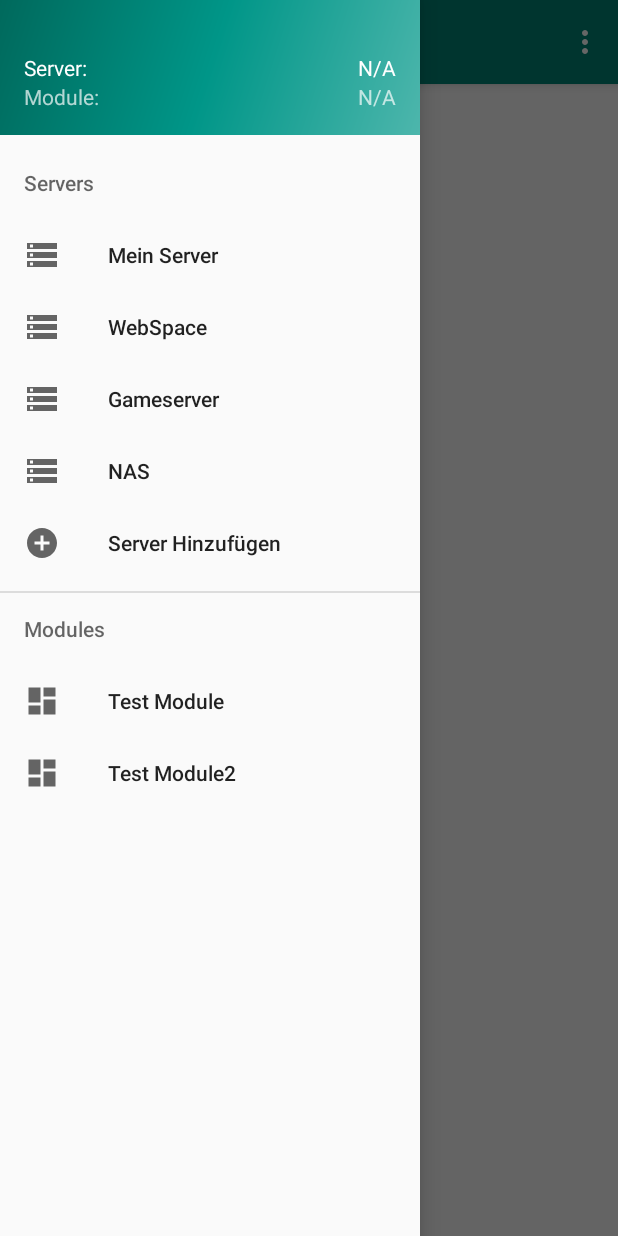
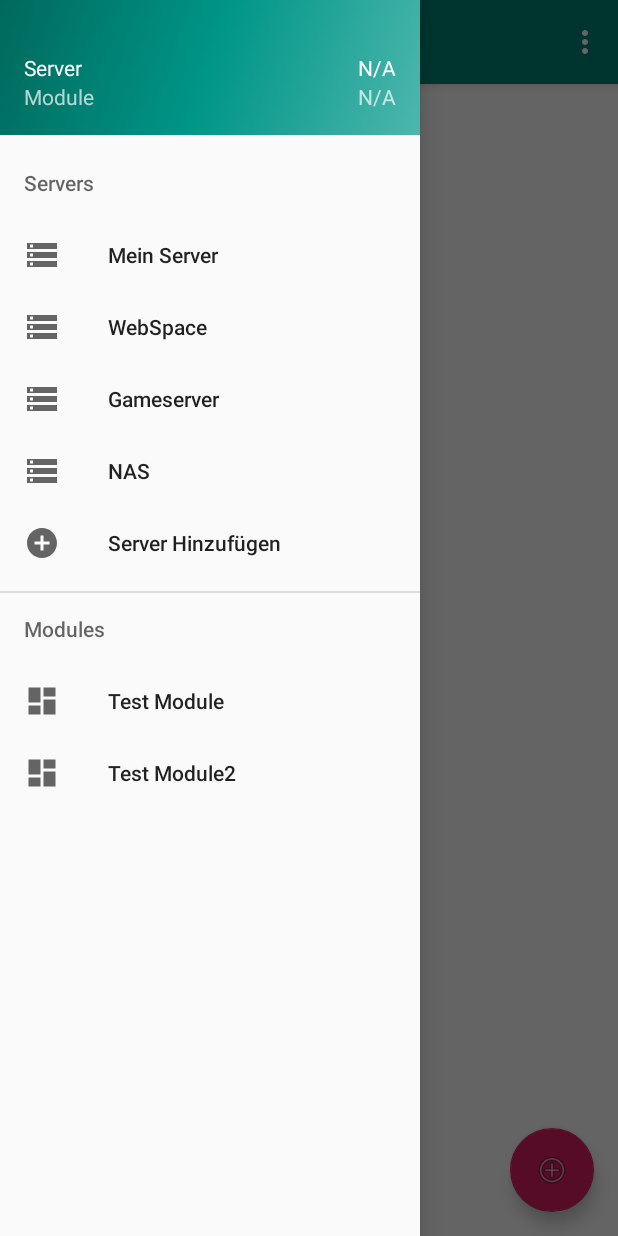
Before and after one commit to ElevenZz/ServantAndroid, an Android app: the screen it shows after launch (MainActivity), with the side drawer open, on a phone screen of 412 x 824 dp. Run offline under Robolectric (Android 15) with nearby library versions, the phone set to English and light mode, and no system bars; 2 statements that could not run were skipped.

Commit message:
localized stuff, added floating button and fixed some warnings

```diff
--- /dev/null
+++ b/app/src/main/java/servant/servantandroid/view/UILogger.java
@@ -0,0 +1,6 @@
+package servant.servantandroid.view;
+
+import servant.servantandroid.internal.Logger;
+
+public class UILogger extends Logger {
+}
--- a/app/src/main/res/layout/app_bar_main.xml
+++ b/app/src/main/res/layout/app_bar_main.xml
@@ -27,4 +27,12 @@
         android:layout_height="match_parent"
         android:layout_weight="0.75" />
 
+    <android.support.design.widget.FloatingActionButton
+        android:id="@+id/add_btn"
+        android:layout_width="wrap_content"
+        android:layout_height="wrap_content"
+        android:layout_gravity="bottom|end"
+        android:layout_margin="@dimen/fab_margin"
+        app:srcCompat="@android:drawable/ic_menu_add" />
+
 </android.support.design.widget.CoordinatorLayout>
--- a/app/src/main/res/layout/nav_header_main.xml
+++ b/app/src/main/res/layout/nav_header_main.xml
@@ -1,6 +1,5 @@
 <?xml version="1.0" encoding="utf-8"?>
 <LinearLayout xmlns:android="http://schemas.android.com/apk/res/android"
-    xmlns:app="http://schemas.android.com/apk/res-auto"
     android:layout_width="match_parent"
     android:layout_height="@dimen/nav_header_height"
     android:background="@drawable/side_nav_bar"
@@ -28,7 +27,7 @@
             android:layout_width="match_parent"
             android:layout_height="wrap_content"
             android:paddingTop="@dimen/nav_header_vertical_spacing"
-            android:text="N/A"
+            android:text="@string/not_available"
             android:textAppearance="@style/TextAppearance.AppCompat.Body1"
             android:textAlignment="textEnd"/>
 
@@ -48,7 +47,7 @@
             android:id="@+id/textSelectedModule"
             android:layout_width="match_parent"
             android:layout_height="wrap_content"
-            android:text="N/A"
+            android:text="@string/not_available"
             android:textAlignment="textEnd"/>
 
     </LinearLayout>
--- a/app/src/main/res/values/strings.xml
+++ b/app/src/main/res/values/strings.xml
@@ -2,8 +2,9 @@
     <string name="app_name">Servant</string>
     <string name="navigation_drawer_open">Open navigation drawer</string>
     <string name="navigation_drawer_close">Close navigation drawer</string>
-    <string name="nav_header_server">Server: </string>
-    <string name="nav_header_module">Module: </string>
+    <string name="nav_header_server">Server</string>
+    <string name="nav_header_module">Module</string>
     <string name="nav_header_desc">Navigation header</string>
     <string name="action_settings">Settings</string>
+    <string name="not_available">N/A</string>
 </resources>
```
Also changed, not shown: app/src/main/java/servant/servantandroid/view/MainActivity.java (+12 -2 lines).
